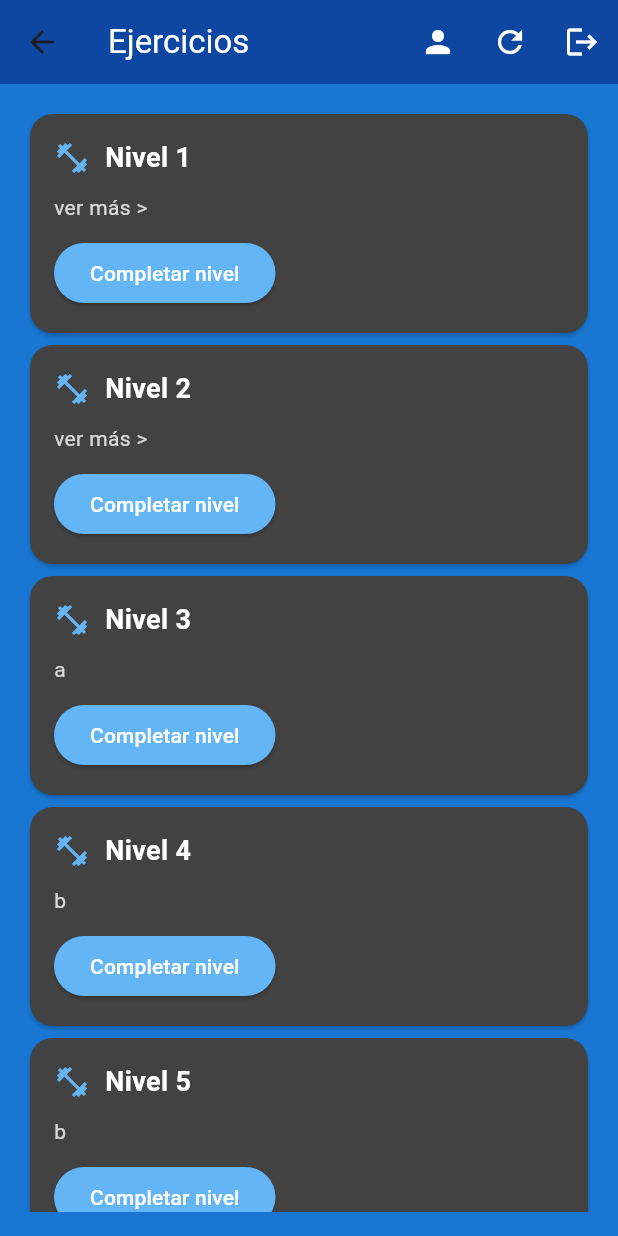
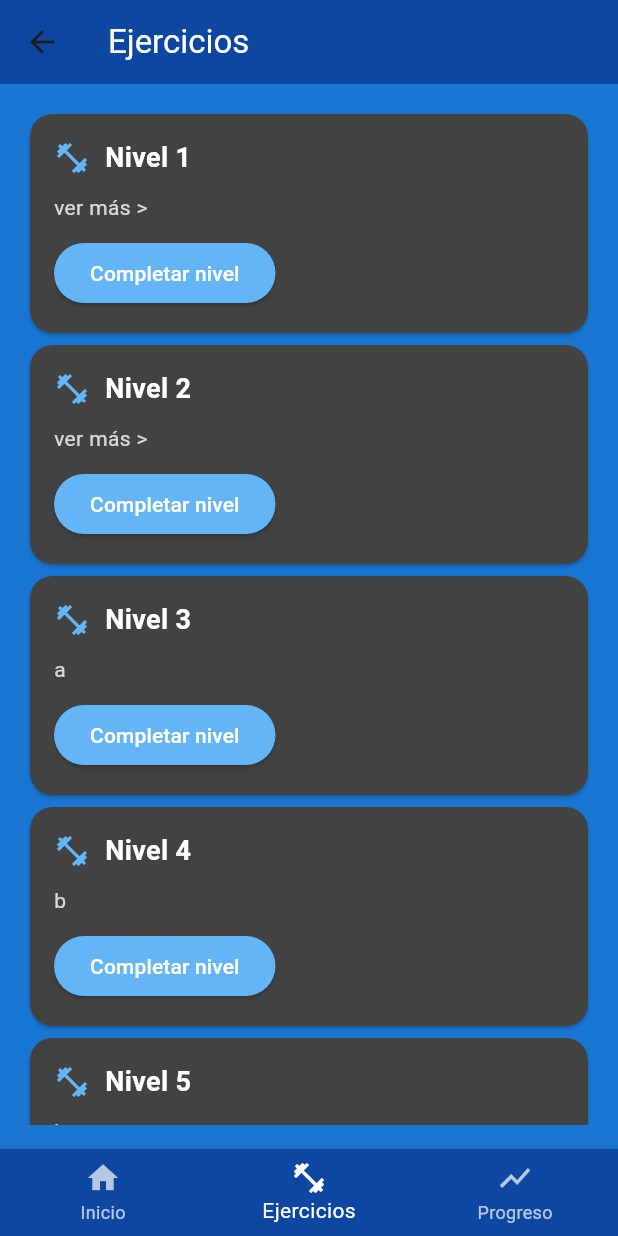
Before and after one commit to LEYENDARYCOMPANY2024/S.T.M-APP_MOVIL, a Flutter app: the EjerciciosView screen opened by its route, on a phone screen of 412 x 824 dp. Run offline on Flutter 3.47's test engine with Material 3 defaults, Android fonts, the light colour scheme and no system bars; our stand-ins replace shared_preferences, supabase_flutter; missing offline and left inert: bcrypt; accounts and stored records are empty.

Commit message:
update interfaz ejericicios

```diff
--- a/app/lib/views/ejercicios_view.dart
+++ b/app/lib/views/ejercicios_view.dart
@@ -18,25 +18,6 @@ class EjerciciosView extends StatelessWidget {
           "Ejercicios",
           style: TextStyle(color: Colors.white),
         ),
-        actions: [
-          IconButton(
-            icon: const Icon(Icons.person, color: Colors.white),
-            onPressed: () {
-              Navigator.of(context).pushNamed('/perfil');
-            },
-          ),
-          IconButton(
-            icon: const Icon(Icons.refresh, color: Colors.white),
-            onPressed: () => ejerciciosViewModel.recargarDatos(),
-          ),
-          IconButton(
-            icon: const Icon(Icons.logout, color: Colors.white),
-            onPressed: () async {
-              // Lógica de logout
-              Navigator.of(context).pushReplacementNamed('/login');
-            },
-          ),
-        ],
       ),
       body: Padding(
         padding: const EdgeInsets.all(16.0),
@@ -55,6 +36,24 @@ class EjerciciosView extends StatelessWidget {
                   ))
               .toList(),
         ),
+      ),
+      bottomNavigationBar: BottomNavigationBar(
+        backgroundColor: Colors.blue[900],
+        selectedItemColor: Colors.white,
+        unselectedItemColor: Colors.white70,
+        currentIndex: 1,
+        items: const [
+          BottomNavigationBarItem(icon: Icon(Icons.home), label: "Inicio"),
+          BottomNavigationBarItem(icon: Icon(Icons.fitness_center), label: "Ejercicios"),
+          BottomNavigationBarItem(icon: Icon(Icons.show_chart), label: "Progreso"),
+        ],
+        onTap: (index) {
+          if (index == 0) {
+            Navigator.of(context).pushReplacementNamed('/home');
+          } else if (index == 2) {
+            Navigator.of(context).pushReplacementNamed('/progreso');
+          }
+        },
       ),
     );
   }
```
